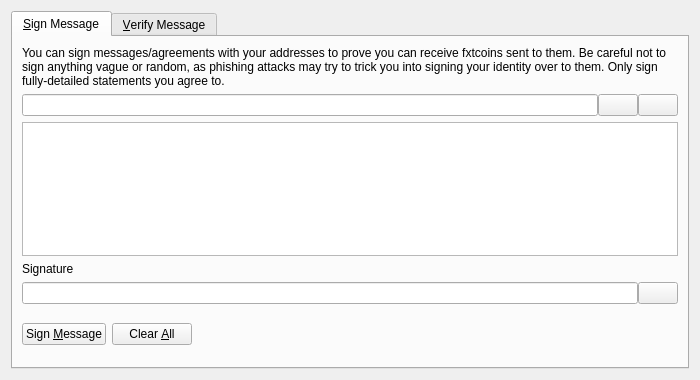
First picture: the form in src/qt/forms/signverifymessagedialog.ui, repository xCryptoCash/veles, before the edit.
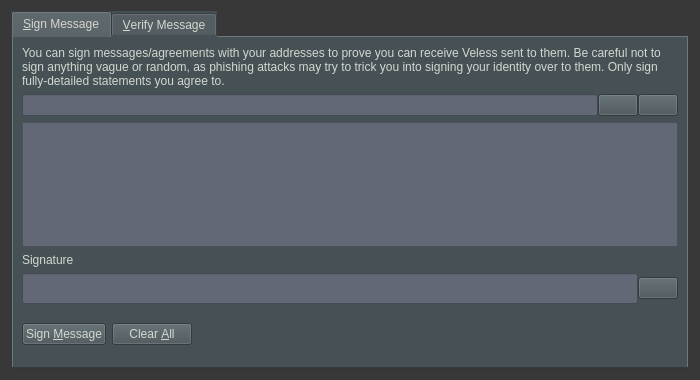
Second picture: the form after the edit. Icons and pictures are not drawn. Custom widgets are drawn as their Qt base class.

Diff of the .ui file:
```diff
--- a/src/qt/forms/signverifymessagedialog.ui
+++ b/src/qt/forms/signverifymessagedialog.ui
@@ -13,12 +13,22 @@
   <property name="windowTitle">
    <string>Signatures - Sign / Verify a Message</string>
   </property>
+  <property name="styleSheet">
+   <string notr="true">background-color:rgb(56, 56, 56);;
+color:rgb(211, 215, 207);
+font: 75 12pt &quot;Uroob&quot;;</string>
+  </property>
   <property name="modal">
    <bool>true</bool>
   </property>
   <layout class="QVBoxLayout" name="verticalLayout">
    <item>
     <widget class="QTabWidget" name="tabWidget">
+     <property name="styleSheet">
+      <string notr="true">background-color:rgb(70, 81, 86);
+color:rgb(211, 215, 207);
+font: 75 12pt &quot;Uroob&quot;;</string>
+     </property>
      <property name="currentIndex">
       <number>0</number>
      </property>
@@ -30,7 +40,7 @@
        <item>
         <widget class="QLabel" name="infoLabel_SM">
          <property name="text">
-          <string>You can sign messages/agreements with your addresses to prove you can receive fxtcoins sent to them. Be careful not to sign anything vague or random, as phishing attacks may try to trick you into signing your identity over to them. Only sign fully-detailed statements you agree to.</string>
+          <string>You can sign messages/agreements with your addresses to prove you can receive Veless sent to them. Be careful not to sign anything vague or random, as phishing attacks may try to trick you into signing your identity over to them. Only sign fully-detailed statements you agree to.</string>
          </property>
          <property name="textFormat">
           <enum>Qt::PlainText</enum>
@@ -48,7 +58,12 @@
          <item>
           <widget class="QValidatedLineEdit" name="addressIn_SM">
            <property name="toolTip">
-            <string>The FxTCoin address to sign the message with</string>
+            <string>The Veles address to sign the message with</string>
+           </property>
+           <property name="styleSheet">
+            <string notr="true">background-color:rgb(98, 104, 118);
+color:rgb(211, 215, 207);
+font: 75 12pt &quot;Uroob&quot;;</string>
            </property>
           </widget>
          </item>
@@ -99,6 +114,11 @@
          <property name="toolTip">
           <string>Enter the message you want to sign here</string>
          </property>
+         <property name="styleSheet">
+          <string notr="true">background-color:rgb(98, 104, 118);
+color:rgb(211, 215, 207);
+font: 75 12pt &quot;Uroob&quot;;</string>
+         </property>
         </widget>
        </item>
        <item>
@@ -120,9 +140,18 @@
           <widget class="QLineEdit" name="signatureOut_SM">
            <property name="font">
             <font>
-             <italic>true</italic>
+             <family>Uroob</family>
+             <pointsize>12</pointsize>
+             <weight>9</weight>
+             <italic>false</italic>
+             <bold>false</bold>
             </font>
            </property>
+           <property name="styleSheet">
+            <string notr="true">background-color:rgb(98, 104, 118);
+color:rgb(211, 215, 207);
+font: 75 12pt &quot;Uroob&quot;;</string>
+           </property>
            <property name="readOnly">
             <bool>true</bool>
            </property>
@@ -200,8 +229,11 @@
           <widget class="QLabel" name="statusLabel_SM">
            <property name="font">
             <font>
-             <weight>75</weight>
-             <bold>true</bold>
+             <family>Uroob</family>
+             <pointsize>12</pointsize>
+             <weight>9</weight>
+             <italic>false</italic>
+             <bold>false</bold>
             </font>
            </property>
            <property name="text">
```
Left out of the diff: 34 changed lines with no effect on the pictures.
